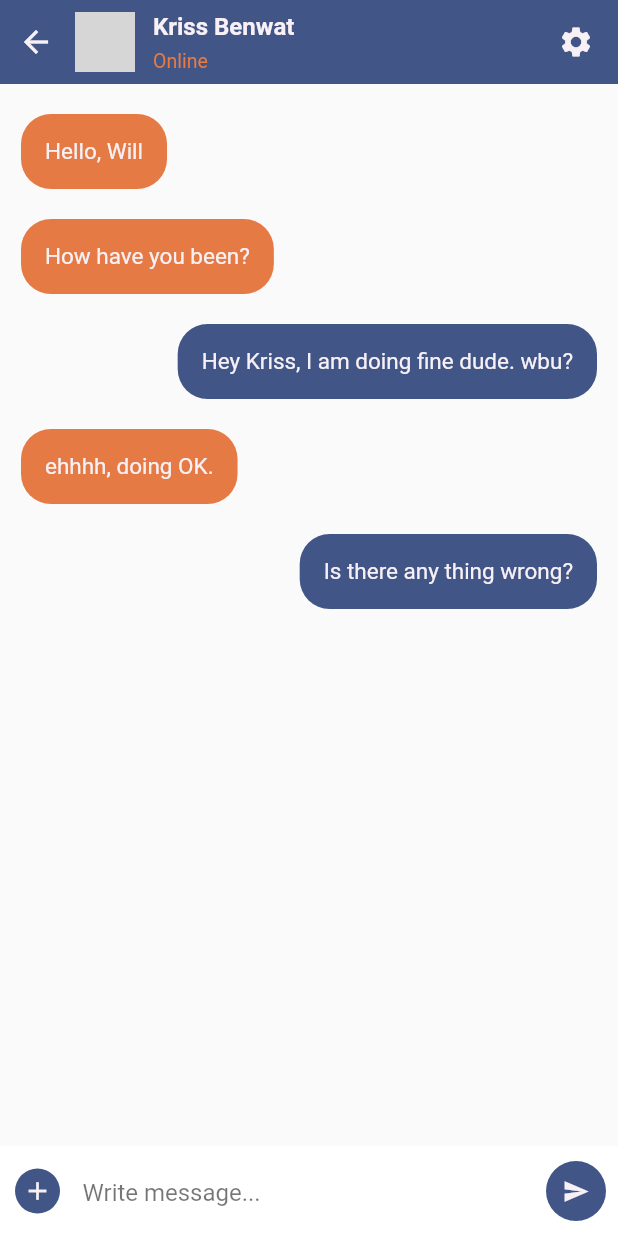
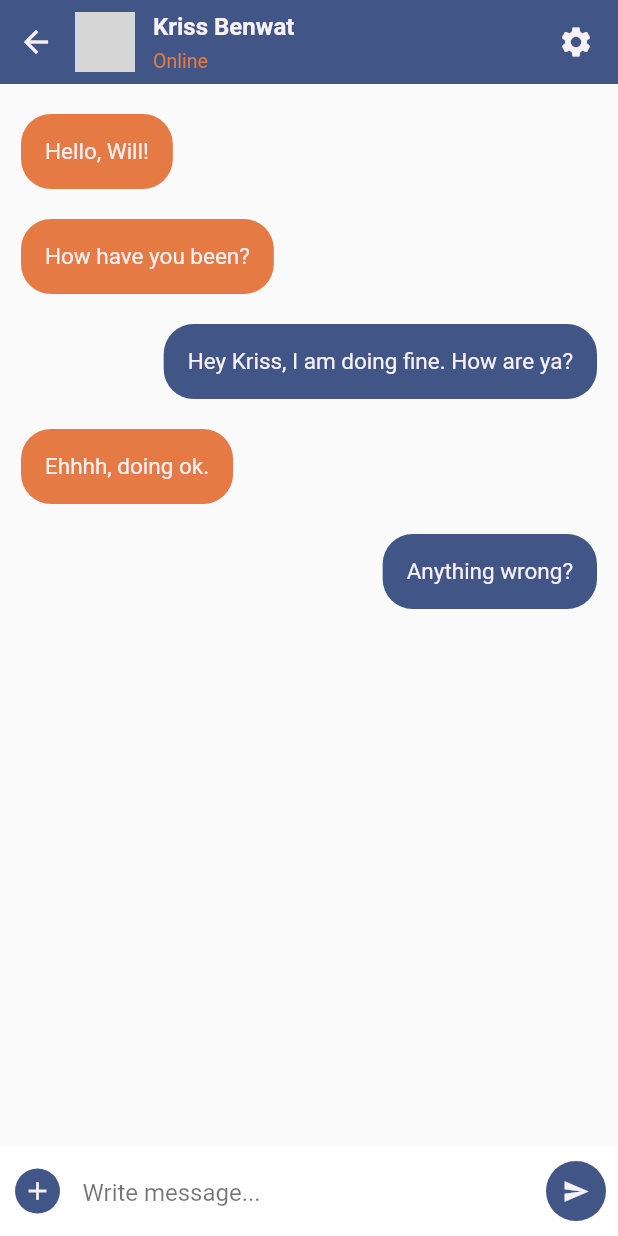
Before and after one commit to KarolinaGroszewska/GHWSept2023ChatApp, a Flutter app: the ChatDetailPage screen opened directly, on a phone screen of 412 x 824 dp. Run offline on Flutter 3.47's test engine with Material 2 defaults, Android fonts, the phone set to English and light mode, and no system bars; missing offline and left inert: flutter_web3; network calls fail; grey boxes are pictures that could not be loaded.

Commit message:
Modified message text

```diff
--- a/lib/chatDetail.dart
+++ b/lib/chatDetail.dart
@@ -14,14 +14,14 @@ class ChatDetailPage extends StatefulWidget {
 
 class _ChatDetailPageState extends State<ChatDetailPage> {
   List<ChatMessage> messages = [
-    ChatMessage(messageContent: "Hello, Will", messageType: "receiver"),
+    ChatMessage(messageContent: "Hello, Will!", messageType: "receiver"),
     ChatMessage(messageContent: "How have you been?", messageType: "receiver"),
     ChatMessage(
-        messageContent: "Hey Kriss, I am doing fine dude. wbu?",
+        messageContent: "Hey Kriss, I am doing fine. How are ya?",
         messageType: "sender"),
-    ChatMessage(messageContent: "ehhhh, doing OK.", messageType: "receiver"),
+    ChatMessage(messageContent: "Ehhhh, doing ok.", messageType: "receiver"),
     ChatMessage(
-        messageContent: "Is there any thing wrong?", messageType: "sender"),
+        messageContent: "Anything wrong?", messageType: "sender"),
   ];
   @override
   Widget build(BuildContext context) {
```
Also changed, not shown: lib/main.dart (+5 -5 lines).
